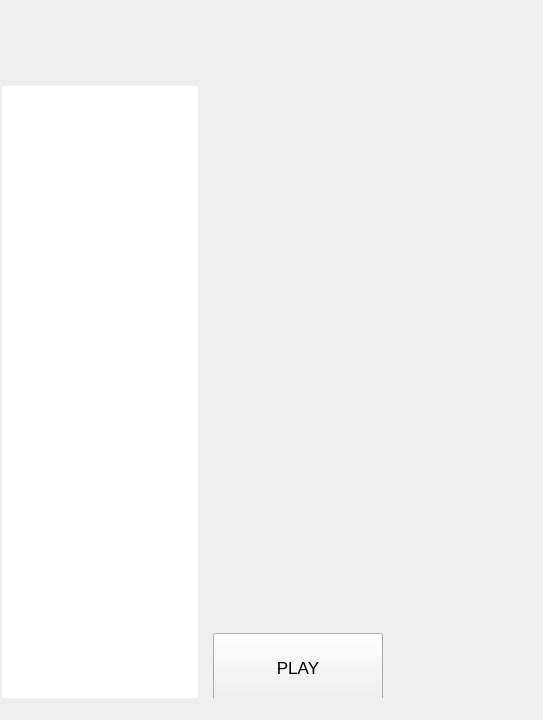
Qt form src/widget/class/MainWindow/mainwindow.ui (Convly/NexusLauncher) before a commit; both pictures show x 0 to 543 and y 0 to 720 of the 1280 by 720 pixel window.
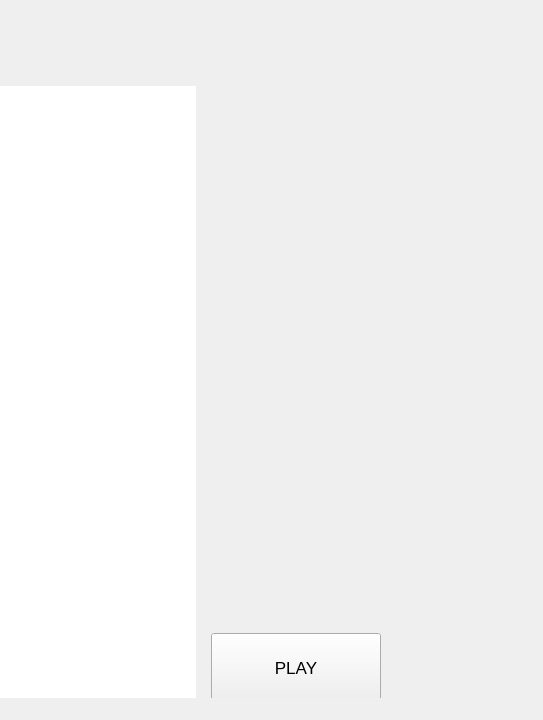
The same form after that commit.

Commit message: FixTextLabelLength(fix): Gamename text label length fixed

The edit to the form file:
```diff
--- a/src/widget/class/MainWindow/mainwindow.ui
+++ b/src/widget/class/MainWindow/mainwindow.ui
@@ -110,7 +110,7 @@
              <number>6</number>
             </property>
             <property name="leftMargin">
-             <number>2</number>
+             <number>0</number>
             </property>
             <property name="rightMargin">
              <number>0</number>
```
The commit also changes 2 other files.
